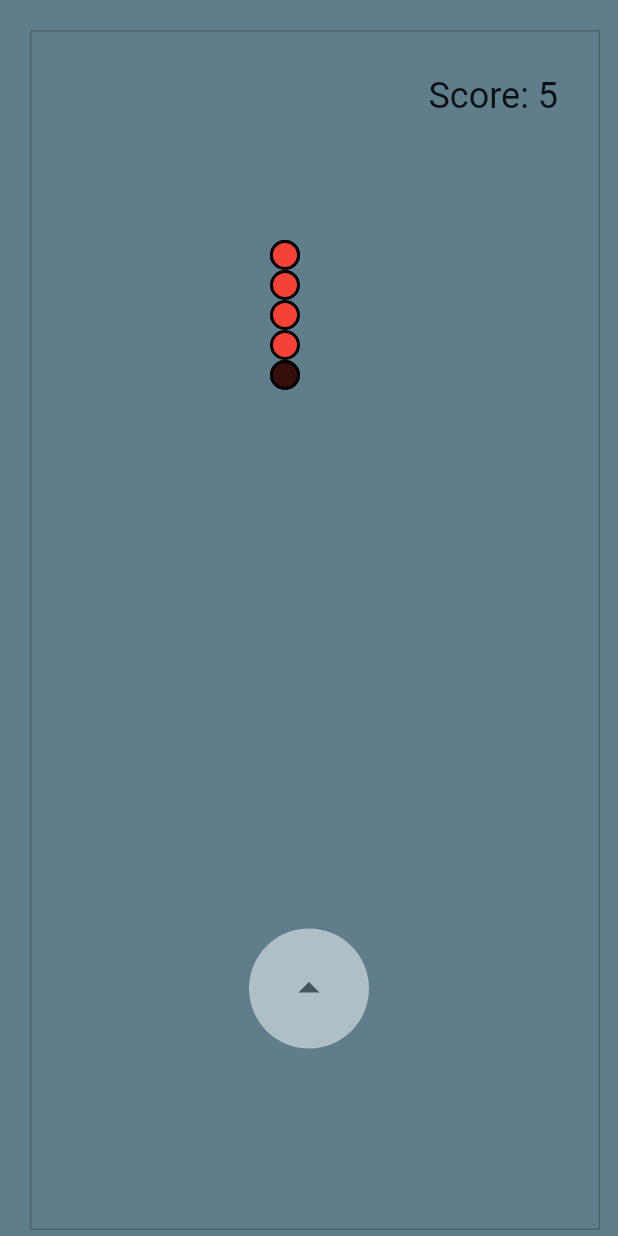
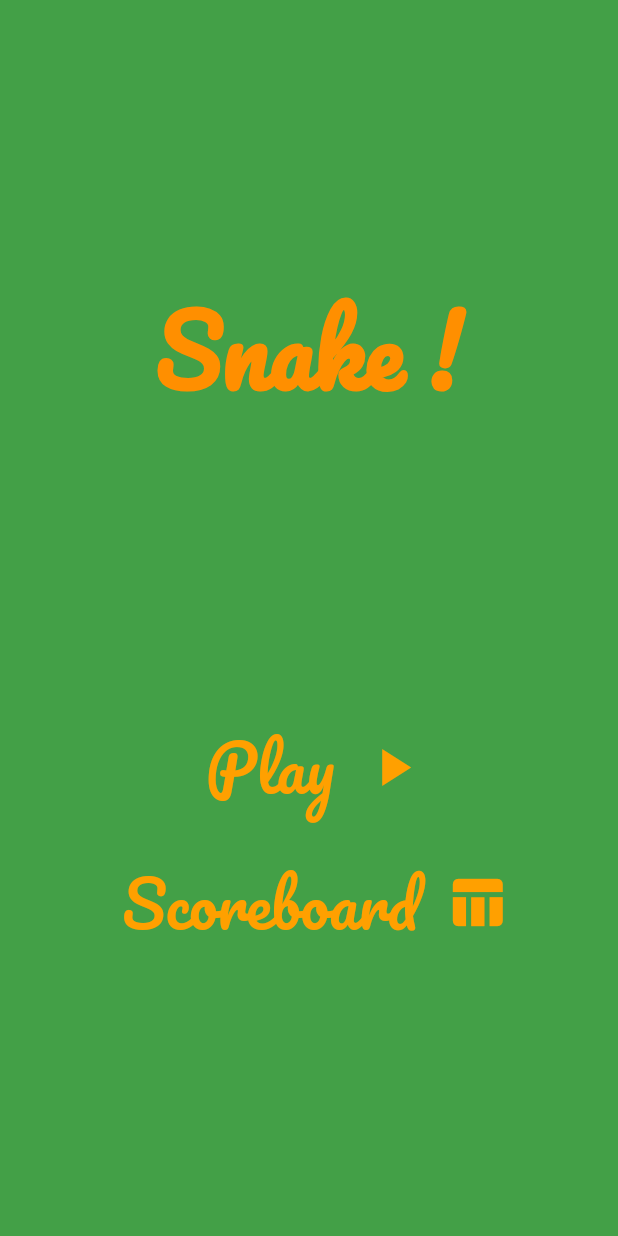
Before and after one commit to BartoszRudnik/snake_flutter, a Flutter app: the first screen one second after launch, on a phone screen of 412 x 824 dp. Run offline on Flutter 3.47's test engine with Material 2 defaults, Android fonts, the phone set to English and light mode, and no system bars; our stand-ins replace assets_audio_player, google_fonts, sensors_plus, shared_preferences; missing offline and left inert: flutter_vibrate.

Commit message:
ekran powitalny && nawigacja do ekranu wynikow && zapisywanie wynikow w pamieci

```diff
--- /dev/null
+++ b/lib/entry_screen.dart
@@ -0,0 +1,123 @@
+import 'package:flutter/material.dart';
+import 'package:provider/provider.dart';
+import 'package:snake_flutter/provider/scoreboard_provider.dart';
+import 'package:snake_flutter/routes.dart';
+import 'package:snake_flutter/utils/start_game_dialog.dart';
+import 'package:google_fonts/google_fonts.dart';
+
+class EntryScreen extends StatefulWidget {
+  const EntryScreen({Key? key}) : super(key: key);
+
+  @override
+  State<EntryScreen> createState() => _EntryScreenState();
+}
+
+class _EntryScreenState extends State<EntryScreen> {
+  late Future _future;
+
+  Future<void> loadPreviousData() async {
+    await Provider.of<ScoreboardProvider>(context, listen: false).loadData();
+  }
+
+  @override
+  void initState() {
+    super.initState();
+
+    _future = loadPreviousData();
+  }
+
+  @override
+  Widget build(BuildContext context) {
+    return Scaffold(
+      backgroundColor: Colors.green[600],
+      body: FutureBuilder(
+        future: _future,
+        builder: (ctx, loadingResult) => loadingResult.connectionState == ConnectionState.waiting
+            ? const CircularProgressIndicator()
+            : SafeArea(
+                child: Column(
+                  mainAxisAlignment: MainAxisAlignment.spaceEvenly,
+                  children: [
+                    Text(
+                      "Snake !",
+                      style: GoogleFonts.pacifico(
+                        textStyle: TextStyle(
+                          color: Colors.amber[800],
+                          fontSize: 64,
+                          fontWeight: FontWeight.w700,
+                        ),
+                      ),
+                    ),
+                    Column(
+                      children: [
+                        Row(
+                          mainAxisAlignment: MainAxisAlignment.center,
+                          children: [
+                            TextButton(
+                              onPressed: () async {
+                                final args = await StartGameDialog.showStartDialog(context);
+
+                                if (args.isNotEmpty) {
+                                  Navigator.of(context).pushNamed(
+                                    Routes.gamePageRoute,
+                                    arguments: {
+                                      "username": args[0],
+                                      "mode": args[1],
+                                    },
+                                  );
+                                }
+                              },
+                              child: Text(
+                                'Play',
+                                style: GoogleFonts.pacifico(
+                                  textStyle: TextStyle(
+                                    color: Colors.amber[700],
+                                    fontSize: 42,
+                                    fontWeight: FontWeight.w500,
+                                  ),
+                                ),
+                              ),
+                            ),
+                            const SizedBox(width: 10),
+                            Icon(
+                              Icons.play_arrow,
+                              color: Colors.amber[700],
+                              size: 42,
+                            ),
+                          ],
+                        ),
+                        Row(
+                          mainAxisAlignment: MainAxisAlignment.center,
+                          children: [
+                            TextButton(
+                              onPressed: () {
+                                Navigator.of(context).pushNamed(Routes.scoreboardRoute);
+                              },
+                              child: Text(
+                                'Scoreboard',
+                                style: GoogleFonts.pacifico(
+                                  textStyle: TextStyle(
+                                    color: Colors.amber[700],
+                                    fontSize: 42,
+                                    fontWeight: FontWeight.w500,
+                                  ),
+                                ),
+                              ),
+                            ),
+                            const SizedBox(width: 10),
+                            Icon(
+                              Icons.table_chart,
+                              color: Colors.amber[700],
+                              size: 42,
+                            ),
+                          ],
+                        ),
+                      ],
+                    ),
+                  ],
+                ),
+              ),
+      ),
+    );
+  }
+}
--- a/lib/main.dart
+++ b/lib/main.dart
@@ -1,6 +1,8 @@
 import 'package:flutter/material.dart';
-
-import 'game.dart';
+import 'package:snake_flutter/entry_screen.dart';
+import 'package:snake_flutter/provider/scoreboard_provider.dart';
+import 'package:snake_flutter/routes.dart';
+import 'package:provider/provider.dart';
 
 void main() {
   runApp(const MyApp());
@@ -11,14 +13,22 @@ class MyApp extends StatelessWidget {
 
   @override
   Widget build(BuildContext context) {
-    return MaterialApp(
-      title: 'Flutter Snake',
-      debugShowCheckedModeBanner: false,
-      theme: ThemeData(
-        primarySwatch: Colors.blue,
-        visualDensity: VisualDensity.adaptivePlatformDensity,
+    return MultiProvider(
+      providers: [
+        ChangeNotifierProvider(
+          create: (context) => ScoreboardProvider(),
+        ),
+      ],
+      child: MaterialApp(
+        title: 'Flutter Snake',
+        debugShowCheckedModeBanner: false,
+        theme: ThemeData(
+          primarySwatch: Colors.blue,
+          visualDensity: VisualDensity.adaptivePlatformDensity,
+        ),
+        home: const EntryScreen(),
+        routes: Routes.routes,
       ),
-      home: const GamePage(),
     );
   }
 }
--- /dev/null
+++ b/lib/model/user.dart
@@ -0,0 +1,21 @@
+class User {
+  String username;
+  int score;
+
+  User({
+    required this.username,
+    required this.score,
+  });
+
+  static User fromJson(Map<String, Object> json) => User(
+        username: json['username'] as String,
+        score: json['score'] as int,
+      );
+
+  Map<String, dynamic> toJson() {
+    return {
+      "username": username,
+      "score": score,
+    };
+  }
+}
--- /dev/null
+++ b/lib/routes.dart
@@ -0,0 +1,15 @@
+import 'package:snake_flutter/entry_screen.dart';
+import 'package:snake_flutter/game.dart';
+import 'package:snake_flutter/scoreboard.dart';
+
+class Routes {
+  static String gamePageRoute = "/gamePage";
+  static String entryPageRoute = "/entryPage";
+  static String scoreboardRoute = "/scoreboard";
+
+  static final routes = {
+    gamePageRoute: (ctx) => const GamePage(),
+    entryPageRoute: (ctx) => const EntryScreen(),
+    scoreboardRoute: (ctx) => const Scoreboard(),
+  };
+}
```
Also changed, not shown: lib/game.dart (+48 -5 lines), lib/provider/scoreboard_provider.dart (added, +61 -0 lines), lib/scoreboard.dart (added, +24 -0 lines), lib/text_field_themes.dart (added, +62 -0 lines), lib/utils/start_game_dialog.dart (added, +156 -0 lines), pubspec.yaml (+8 -52 lines), pubspec.lock.
